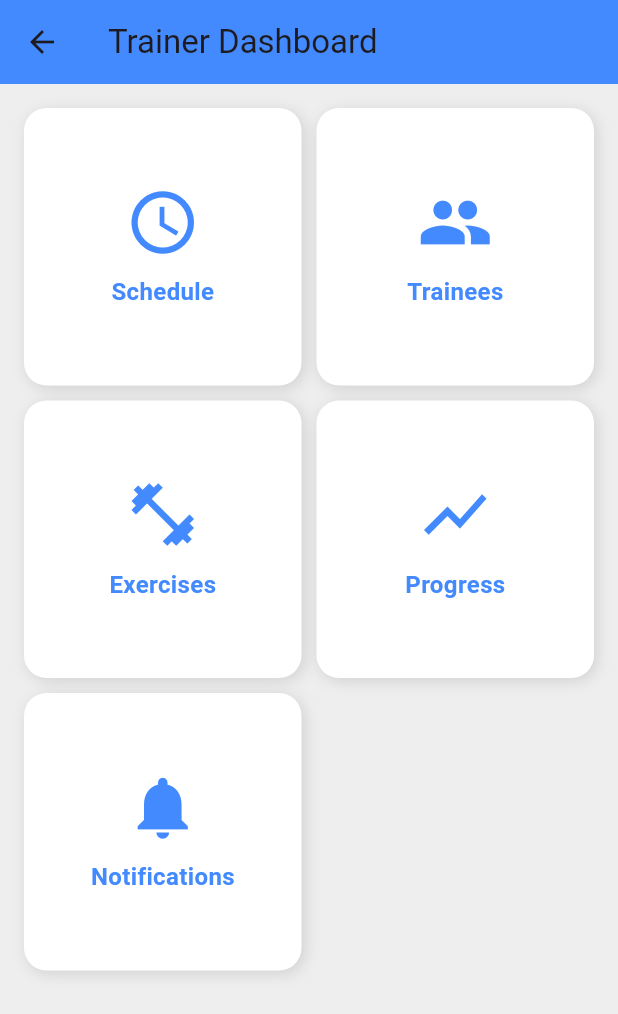
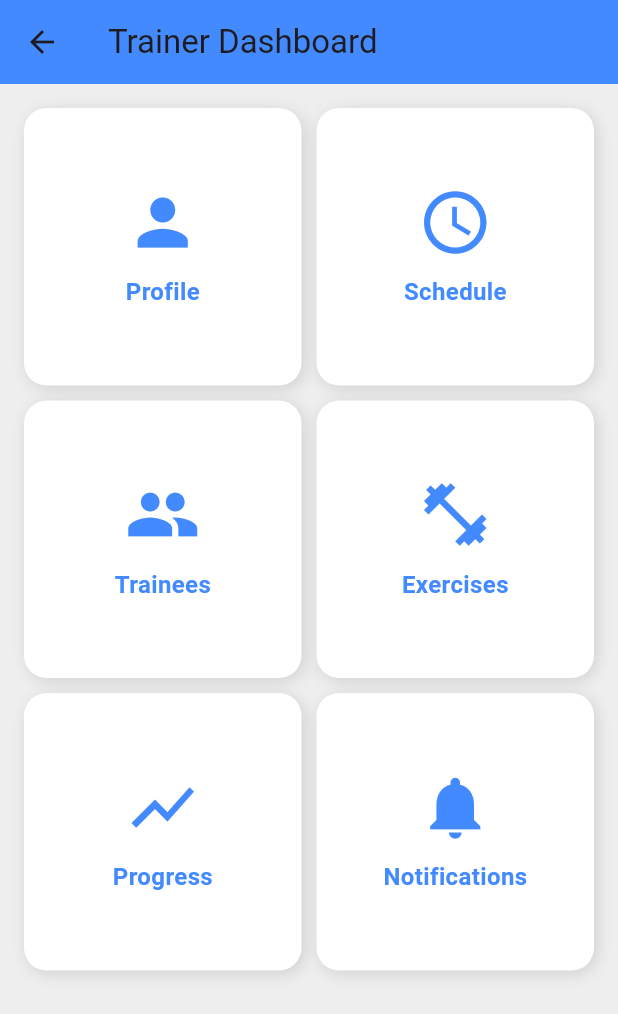
Before and after one commit to shifaaKh28/BodyAndMind, a Flutter app: the TrainerDashboard screen opened by its route, on a phone screen of 412 x 824 dp. Shown: the top 1014 px of the screen. Run offline on Flutter 3.47's test engine with Material 3 defaults, Android fonts, the phone set to English and light mode, and no system bars; our stand-ins replace cloud_firestore, firebase_auth, firebase_core, firebase_storage, image_picker; accounts and stored records are empty.

Commit message:
Update dashboard.dart

```diff
--- a/lib/screens/trainer/dashboard.dart
+++ b/lib/screens/trainer/dashboard.dart
@@ -1,9 +1,10 @@
 import 'package:flutter/material.dart';
-import '../trainer/profile/schedule.dart';
-import '../trainer/profile/trainees.dart';
-import '../trainer/profile/exercises.dart';
-import '../trainer/profile/progress.dart';
-import '../trainer/profile/notifications.dart';
+import '../Trainer/profile/schedule.dart';
+import '../Trainer/profile/trainees.dart';
+import '../Trainer/profile/exercises.dart';
+import '../Trainer/profile/progress.dart';
+import '../Trainer/profile/notifications.dart';
+import '../Trainer/profile/profile_screen.dart'; // Import Profile Screen
 
 class TrainerDashboard extends StatelessWidget {
   @override
@@ -20,6 +21,12 @@ class TrainerDashboard extends StatelessWidget {
           crossAxisSpacing: 10,
           mainAxisSpacing: 10,
           children: [
+            _buildDashboardButton(
+              context,
+              title: 'Profile', // New Profile Button
+              icon: Icons.person,
+              targetScreen: ProfileScreen(isTrainer: true), // Navigate to Profile Screen
+            ),
             _buildDashboardButton(
               context,
               title: 'Schedule',
```
